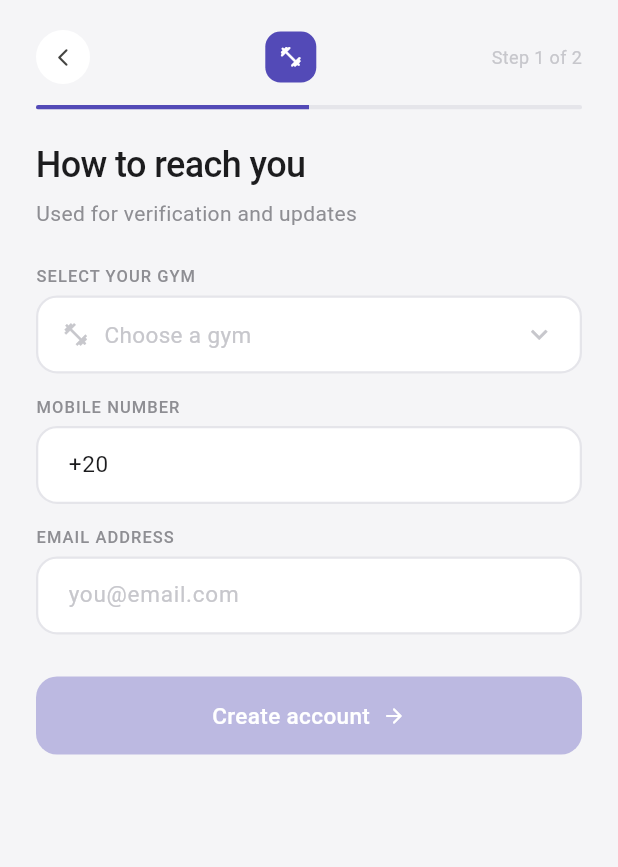
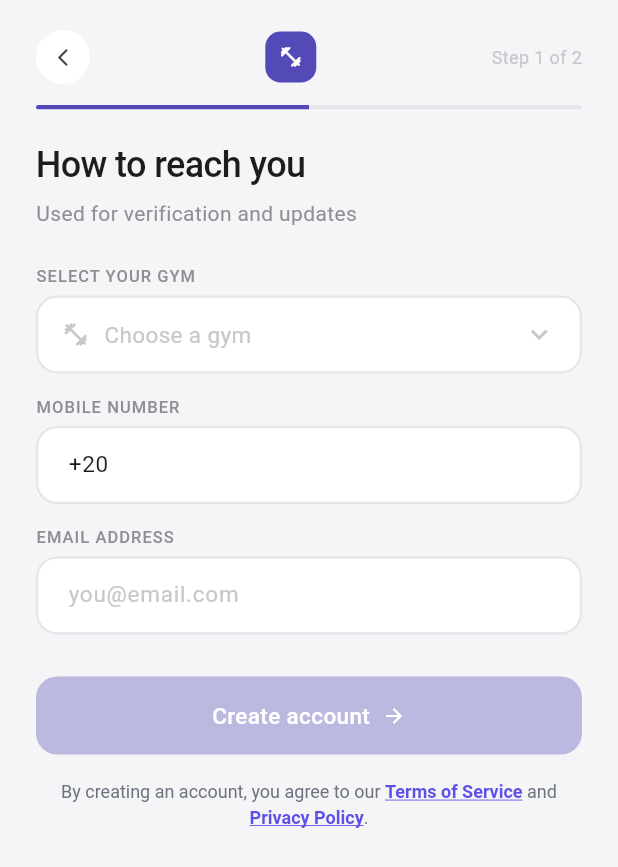
Before and after one commit to baraksamir1995/ClubMGTSystem-MT, a Flutter app: the RegisterScreen screen opened by its route, swiped to page 2, on a phone screen of 412 x 824 dp. Shown: the top 867 px of the screen. Run offline on Flutter 3.47's test engine with Material 3 defaults, Android fonts, the phone set to English and light mode, and no system bars; our stand-ins replace app_links, cached_network_image, firebase_analytics, firebase_core, firebase_messaging, flutter_local_notifications and 9 more; missing offline and left inert: mobile_scanner, screen_protector; accounts and stored records are empty; network calls fail; statements that could not run were skipped.

Commit message:
feat(mobile): Terms of Service and Privacy Policy links
Adds a reusable LegalConsentLine widget + openTermsOfService /
openPrivacyPolicy helpers that open clbyapp.com URLs in the system
browser via url_launcher.

- Registration screen: consent line under the Create account button
  ("By creating an account, you agree to our Terms of Service and
  Privacy Policy") with tappable links.
- Profile screen: new Legal section with Terms of Service and
  Privacy Policy rows (external-link icon).

Required for App Store submission and TestFlight external testing.

Co-Authored-By: Claude Opus 4.7 (1M context) <noreply@anthropic.com>

```diff
--- a/gym_mobile_flutter/lib/features/auth/register_screen.dart
+++ b/gym_mobile_flutter/lib/features/auth/register_screen.dart
@@ -7,6 +7,7 @@ import 'auth_widgets.dart';
 import 'gym_selector.dart';
 import '../../utils/env.dart';
 import '../../utils/error_utils.dart';
+import '../../widgets/legal_links.dart';
 
 class RegisterScreen extends StatefulWidget {
   const RegisterScreen({super.key});
@@ -629,6 +630,10 @@ class _RegisterScreenState extends State<RegisterScreen> {
             enabled: _isStep2Valid,
             onTap: _register,
           ),
+          const SizedBox(height: 16),
+          const LegalConsentLine(
+            prefix: 'By creating an account, you agree to our ',
+          ),
         ],
       ),
     ),
--- /dev/null
+++ b/gym_mobile_flutter/lib/widgets/legal_links.dart
@@ -0,0 +1,64 @@
+import 'package:flutter/gestures.dart';
+import 'package:flutter/material.dart';
+import 'package:url_launcher/url_launcher.dart';
+
+const String kTermsUrl = 'https://www.clbyapp.com/terms';
+const String kPrivacyUrl = 'https://www.clbyapp.com/privacy';
+
+Future<void> _open(String url) async {
+  final uri = Uri.parse(url);
+  await launchUrl(uri, mode: LaunchMode.externalApplication);
+}
+
+/// Inline consent line for auth flows: "By continuing you agree to our
+/// Terms of Service and Privacy Policy". Tap each link to open externally.
+class LegalConsentLine extends StatelessWidget {
+  final Color textColor;
+  final Color linkColor;
+  final double fontSize;
+  final String prefix;
+
+  const LegalConsentLine({
+    super.key,
+    this.textColor = const Color(0xFF6B7280),
+    this.linkColor = const Color(0xFF5B50E8),
+    this.fontSize = 12,
+    this.prefix = 'By continuing, you agree to our ',
+  });
+
+  @override
+  Widget build(BuildContext context) {
+    TextSpan linkSpan(String label, String url) => TextSpan(
+          text: label,
+          style: TextStyle(
+            color: linkColor,
+            fontWeight: FontWeight.w600,
+            decoration: TextDecoration.underline,
+          ),
+          recognizer: TapGestureRecognizer()..onTap = () => _open(url),
+        );
+
+    return Padding(
+      padding: const EdgeInsets.symmetric(horizontal: 4),
+      child: RichText(
+        textAlign: TextAlign.center,
+        text: TextSpan(
+          style: TextStyle(color: textColor, fontSize: fontSize, height: 1.4),
+          children: [
+            TextSpan(text: prefix),
+            linkSpan('Terms of Service', kTermsUrl),
+            const TextSpan(text: ' and '),
+            linkSpan('Privacy Policy', kPrivacyUrl),
+            const TextSpan(text: '.'),
+          ],
+        ),
+      ),
+    );
+  }
+}
+
+/// Opens the Terms of Service in an external browser.
+Future<void> openTermsOfService() => _open(kTermsUrl);
+
+/// Opens the Privacy Policy in an external browser.
+Future<void> openPrivacyPolicy() => _open(kPrivacyUrl);
```
Also changed, not shown: gym_mobile_flutter/lib/screens/profile_screen.dart (+43 -0 lines).
